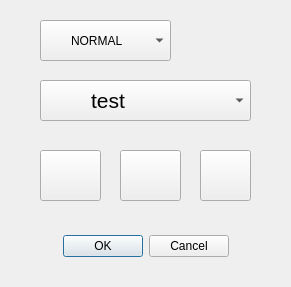
Above: src/views/forms/targetchoicedialog.ui from LP-ACPI/VerrouYEAH before the change. Below: the same form after it.
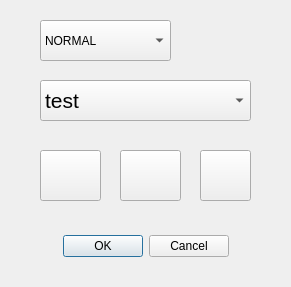
That is the form after the change. Icons and pictures are not drawn.

What changed in the file:
```diff
--- a/src/views/forms/targetchoicedialog.ui
+++ b/src/views/forms/targetchoicedialog.ui
@@ -33,6 +33,9 @@
    </property>
   </widget>
   <widget class="QComboBox" name="tagChoice">
+   <property name="enabled">
+    <bool>true</bool>
+   </property>
    <property name="geometry">
     <rect>
      <x>40</x>
@@ -49,8 +52,14 @@
      <bold>false</bold>
     </font>
    </property>
+   <property name="layoutDirection">
+    <enum>Qt::LeftToRight</enum>
+   </property>
    <property name="styleSheet">
-    <string notr="true">padding-left:50</string>
+    <string notr="true"/>
+   </property>
+   <property name="editable">
+    <bool>false</bool>
    </property>
    <property name="insertPolicy">
     <enum>QComboBox::InsertAtBottom</enum>
@@ -143,7 +152,7 @@
     </rect>
    </property>
    <property name="styleSheet">
-    <string notr="true">padding-left:30</string>
+    <string notr="true"/>
    </property>
    <item>
     <property name="text">
```
